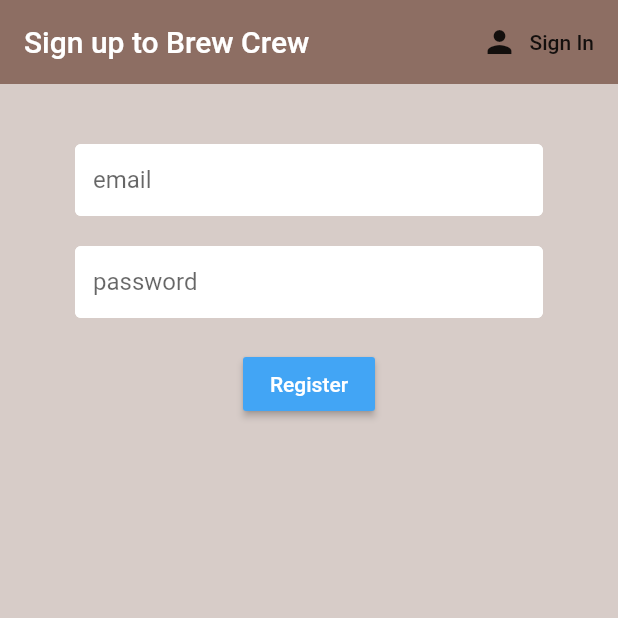
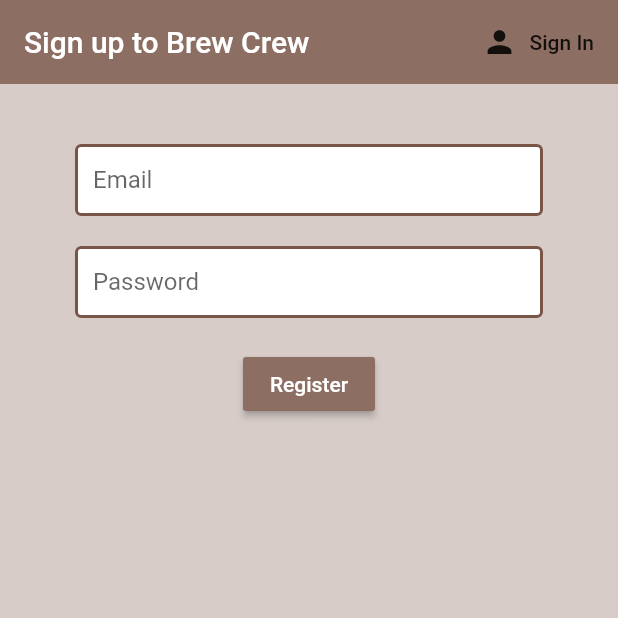
Before and after one commit to MigCap/brew, a Flutter app: the screen it shows after launch, after a tap on "Sign In", after a tap on "Register", on a phone screen of 412 x 824 dp, the top half of it. Run offline on Flutter 3.47's test engine with Material 2 defaults, Android fonts, the phone set to English and light mode, and no system bars; our stand-ins replace firebase_auth, flutter_spinkit; accounts and stored records are empty.

Commit message:
- cleaning to add first branch.

```diff
--- a/lib/screens/authenticate/register.dart
+++ b/lib/screens/authenticate/register.dart
@@ -1,5 +1,5 @@
 import 'package:brew_crew/services/auth.dart';
-import 'package:brew_crew/shared/constants.dart';
+import 'package:brew_crew/shared/styles.dart';
 import 'package:brew_crew/shared/loading.dart';
 import 'package:flutter/material.dart';
 
@@ -49,7 +49,7 @@ class _RegisterState extends State<Register> {
                       SizedBox(height: 20.0),
                       TextFormField(
                         decoration:
-                            textInputDecoration.copyWith(hintText: 'email'),
+                            textInputDecoration.copyWith(hintText: 'Email'),
                         validator: (val) =>
                             val.isEmpty ? 'Enter an email' : null,
                         onChanged: (val) {
@@ -59,7 +59,7 @@ class _RegisterState extends State<Register> {
                       SizedBox(height: 20.0),
                       TextFormField(
                         decoration:
-                            textInputDecoration.copyWith(hintText: 'password'),
+                            textInputDecoration.copyWith(hintText: 'Password'),
                         obscureText: true,
                         validator: (val) => val.length < 6
                             ? 'Enter a password 6+ chars long'
@@ -70,7 +70,7 @@ class _RegisterState extends State<Register> {
                       ),
                       SizedBox(height: 20.0),
                       RaisedButton(
-                          color: Colors.blue[400],
+                          color: Colors.brown[400],
                           child: Text(
                             'Register',
                             style: TextStyle(color: Colors.white),
--- a/lib/screens/authenticate/sign_in.dart
+++ b/lib/screens/authenticate/sign_in.dart
@@ -1,5 +1,5 @@
 import 'package:brew_crew/services/auth.dart';
-import 'package:brew_crew/shared/constants.dart';
+import 'package:brew_crew/shared/styles.dart';
 import 'package:brew_crew/shared/loading.dart';
 import 'package:flutter/material.dart';
 
@@ -48,7 +48,7 @@ class _SignInState extends State<SignIn> {
                     SizedBox(height: 20.0),
                     TextFormField(
                       decoration:
-                          textInputDecoration.copyWith(hintText: 'email'),
+                          textInputDecoration.copyWith(hintText: 'Email'),
                       validator: (val) => val.isEmpty ? 'Enter an email' : null,
                       onChanged: (val) {
                         setState(() => email = val);
@@ -58,7 +58,7 @@ class _SignInState extends State<SignIn> {
                     TextFormField(
                       obscureText: true,
                       decoration:
-                          textInputDecoration.copyWith(hintText: 'password'),
+                          textInputDecoration.copyWith(hintText: 'Password'),
                       validator: (val) => val.length < 6
                           ? 'Enter a password 6+ chars long'
                           : null,
@@ -68,7 +68,7 @@ class _SignInState extends State<SignIn> {
                     ),
                     SizedBox(height: 20.0),
                     RaisedButton(
-                        color: Colors.blue[400],
+                        color: Colors.brown[400],
                         child: Text(
                           'Sign In',
                           style: TextStyle(color: Colors.white),
--- /dev/null
+++ b/lib/shared/styles.dart
@@ -0,0 +1,13 @@
+import 'package:flutter/material.dart';
+
+const textInputDecoration = InputDecoration(
+  fillColor: Colors.white,
+  filled: true,
+  contentPadding: EdgeInsets.all(12.0),
+  enabledBorder: OutlineInputBorder(
+    borderSide: BorderSide(color: Colors.brown, width: 2.0),
+  ),
+  focusedBorder: OutlineInputBorder(
+    borderSide: BorderSide(color: Colors.brown, width: 2.0),
+  ),
+);
```
